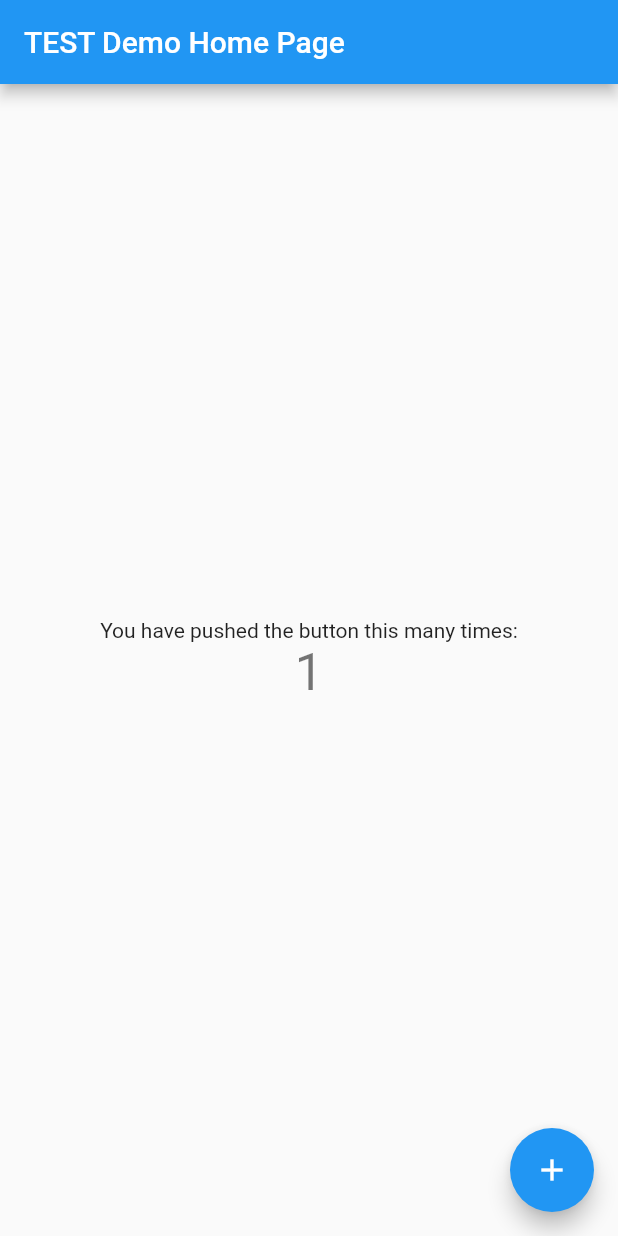
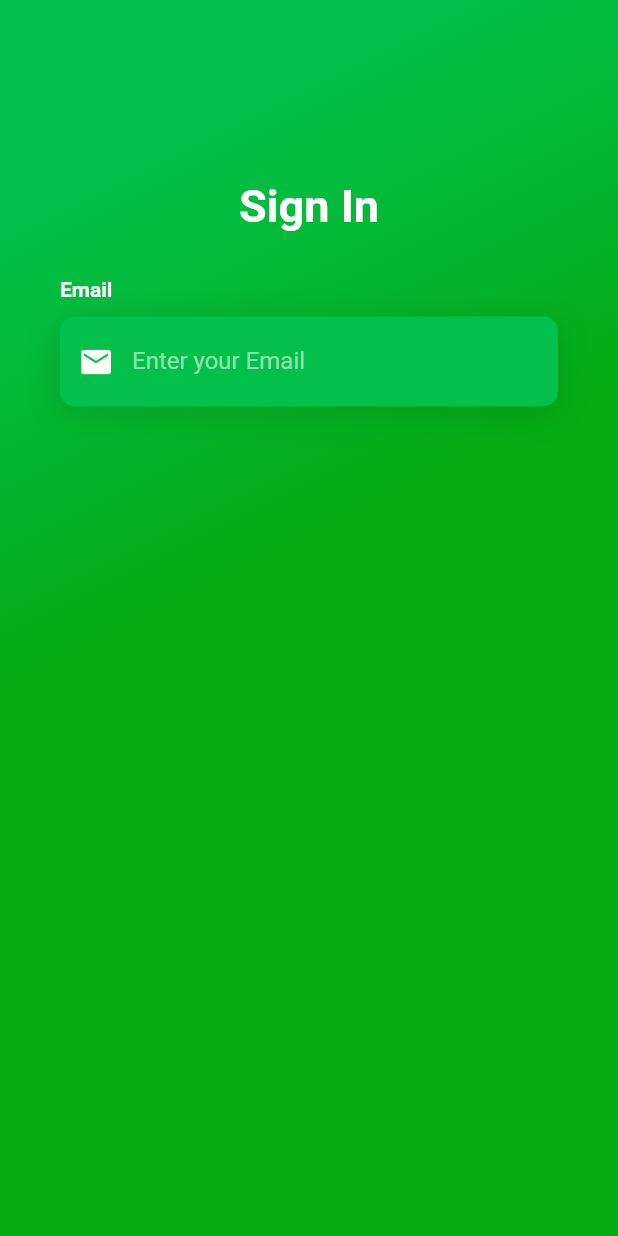
Before and after one commit to Tarnn/flutterapp, a Flutter app: the screen it shows after launch, after a tap on the "add" icon, on a phone screen of 412 x 824 dp. Run offline on Flutter 3.47's test engine with Material 2 defaults, Android fonts, the phone set to English and light mode, and no system bars; Roboto replaces fonts that are missing (OpenSans).

Commit message:
Login page start

```diff
--- /dev/null
+++ b/lib/login/login.dart
@@ -0,0 +1,88 @@
+import 'package:flutter/material.dart';
+import 'package:flutterapp/utils/app_constants.dart' as Constants;
+
+class LoginPage extends StatefulWidget {
+  LoginPage({Key key}) : super(key: key);
+
+  @override
+  _LoginPageState createState() => _LoginPageState();
+}
+
+class _LoginPageState extends State<LoginPage> {
+  @override
+  Widget build(BuildContext context) {
+    return Scaffold(
+        body: Stack(
+      children: <Widget>[
+        Container(
+            height: double.infinity,
+            width: double.infinity,
+            decoration: BoxDecoration(
+              gradient: LinearGradient(
+                  begin: Alignment.topCenter,
+                  colors: [
+                    Color(Constants.primaryColor),
+                  Color(Constants.shamRock)],
+                  stops: [0.1, 0.7]
+                  ),
+            )
+            ),
+            Container(
+              height: double.infinity,
+              child: SingleChildScrollView(
+                physics: AlwaysScrollableScrollPhysics(),
+                padding: EdgeInsets.symmetric(
+                  horizontal: 40.0,
+                  vertical: 120.0,
+                ),
+                child: Column(
+                  mainAxisAlignment: MainAxisAlignment.center,
+                  children: <Widget>[
+                    Text(
+                      'Sign In',
+                      style: TextStyle(
+                        color: Colors.white,
+                        fontFamily: 'OpenSans',
+                        fontSize: 30.0,
+                        fontWeight: FontWeight.bold
+                      )
+                    ),
+                    SizedBox(height: 30.0),
+                    Column(
+                      crossAxisAlignment: CrossAxisAlignment.start,
+                      children: <Widget>[
+                        Text(
+                          'Email',
+                          style: Constants.kLabelStyle
+                        ),
+                        SizedBox(height: 10.00),
+                        Container(
+                          alignment: Alignment.centerLeft,
+                          decoration: Constants.kBoxDecorationStyle,
+                          height: 60.0,
+                          child: TextField(
+                            keyboardType: TextInputType.emailAddress,
+                            style: TextStyle(color: Colors.white),
+                            decoration: InputDecoration(
+                              border: InputBorder.none,
+                              contentPadding: EdgeInsets.only(top: 14.0),
+                              prefixIcon: Icon(
+                                Icons.email,
+                                color: Colors.white
+                              ),
+                              hintStyle: Constants.kHintTextStyle,
+                              hintText: 'Enter your Email'
+                            ),
+                          )
+                        )
+                      ],
+                    )
+                  ],
+                )
+              )
+            ),
+      ],
+    )
+    );
+  }
+}
--- a/lib/main.dart
+++ b/lib/main.dart
@@ -1,4 +1,6 @@
 import 'package:flutter/material.dart';
+import 'utils/app_constants.dart' as Constants;
+import 'package:flutterapp/login/login.dart';
 
 void main() => runApp(MyApp());
 
@@ -7,35 +9,31 @@ class MyApp extends StatelessWidget {
   @override
   Widget build(BuildContext context) {
     return MaterialApp(
-      title: 'Flutter Demo',
+      title: Constants.applicationName,
       theme: ThemeData(
-        // This is the theme of your application.
-        //
-        // Try running your application with "flutter run". You'll see the
-        // application has a blue toolbar. Then, without quitting the app, try
-        // changing the primarySwatch below to Colors.green and then invoke
-        // "hot reload" (press "r" in the console where you ran "flutter run",
-        // or simply save your changes to "hot reload" in a Flutter IDE).
-        // Notice that the counter didn't reset back to zero; the application
-        // is not restarted.
-        primarySwatch: Colors.blue,
+        primarySwatch: Colors.green,
       ),
-      home: MyHomePage(title: 'TEST Demo Home Page'),
+      onGenerateRoute: generateRoutes,
     );
+  }
+
+  Route generateRoutes(RouteSettings settings) {
+    switch (settings.name) {
+      case '/':
+        return MaterialPageRoute(
+            builder: (context) => MyHomePage(title: Constants.applicationName));
+        break;
+      case '/login':
+        return MaterialPageRoute(builder: (context) => LoginPage());
+        break;
+    }
+    return MaterialPageRoute(
+        builder: (context) => MyHomePage(title: Constants.applicationName));
   }
 }
 
 class MyHomePage extends StatefulWidget {
   MyHomePage({Key key, this.title}) : super(key: key);
-
-  // This widget is the home page of your application. It is stateful, meaning
-  // that it has a State object (defined below) that contains fields that affect
-  // how it looks.
-
-  // This class is the configuration for the state. It holds the values (in this
-  // case the title) provided by the parent (in this case the App widget) and
-  // used by the build method of the State. Fields in a Widget subclass are
-  // always marked "final".
 
   final String title;
 
@@ -48,47 +46,20 @@ class _MyHomePageState extends State<MyHomePage> {
 
   void _incrementCounter() {
     setState(() {
-      // This call to setState tells the Flutter framework that something has
-      // changed in this State, which causes it to rerun the build method below
-      // so that the display can reflect the updated values. If we changed
-      // _counter without calling setState(), then the build method would not be
-      // called again, and so nothing would appear to happen.
       _counter++;
     });
+
+    Navigator.pushNamed(context, '/login');
   }
 
   @override
   Widget build(BuildContext context) {
-    // This method is rerun every time setState is called, for instance as done
-    // by the _incrementCounter method above.
-    //
-    // The Flutter framework has been optimized to make rerunning build methods
-    // fast, so that you can just rebuild anything that needs updating rather
-    // than having to individually change instances of widgets.
     return Scaffold(
       appBar: AppBar(
-        // Here we take the value from the MyHomePage object that was created by
-        // the App.build method, and use it to set our appbar title.
         title: Text(widget.title),
       ),
       body: Center(
-        // Center is a layout widget. It takes a single child and positions it
-        // in the middle of the parent.
         child: Column(
-          // Column is also a layout widget. It takes a list of children and
-          // arranges them vertically. By default, it sizes itself to fit its
-          // children horizontally, and tries to be as tall as its parent.
-          //
-          // Invoke "debug painting" (press "p" in the console, choose the
-          // "Toggle Debug Paint" action from the Flutter Inspector in Android
-          // Studio, or the "Toggle Debug Paint" command in Visual Studio Code)
-          // to see the wireframe for each widget.
-          //
-          // Column has various properties to control how it sizes itself and
-          // how it positions its children. Here we use mainAxisAlignment to
-          // center the children vertically; the main axis here is the vertical
-          // axis because Columns are vertical (the cross axis would be
-          // horizontal).
           mainAxisAlignment: MainAxisAlignment.center,
           children: <Widget>[
             Text(
--- /dev/null
+++ b/lib/utils/app_constants.dart
@@ -0,0 +1,31 @@
+library constants;
+
+import 'package:flutter/material.dart';
+
+const String applicationName = 'Cannbis';
+const int primaryColor = 0xFF03c04a;
+const int shamRock = 0xFF03AC13;
+const int seaFoam = 0xFF3FE897;
+
+final kHintTextStyle = TextStyle(
+  color: Colors.white54,
+  fontFamily: 'OpenSans',
+);
+
+final kLabelStyle = TextStyle(
+  color: Colors.white,
+  fontWeight: FontWeight.bold,
+  fontFamily: 'OpenSans',
+);
+
+final kBoxDecorationStyle = BoxDecoration(
+  color: Color(primaryColor),
+  borderRadius: BorderRadius.circular(10.0),
+  boxShadow: [
+    BoxShadow(
+      color: Colors.black12,
+      blurRadius: 20.0,
+      offset: Offset(0, 5),
+    ),
+  ],
+);
```
Also changed, not shown: lib/pages/home/home.dart (added).
